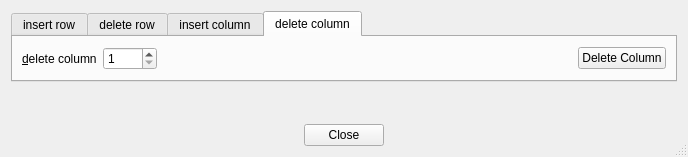
First picture: the form in sconcho/gui/ui/insertDeleteRowColumnDialog.ui, repository haskelladdict/sconcho, before the edit.
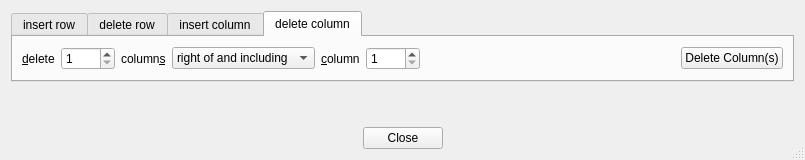
Second picture: the form after the edit. The open tabs and pages were chosen to show the change.

Commit message:
Added undo/redo of column deletion.
Also many cleanup changes and bugfixes.

```diff
--- a/sconcho/gui/ui/insertDeleteRowColumnDialog.ui
+++ b/sconcho/gui/ui/insertDeleteRowColumnDialog.ui
@@ -6,8 +6,8 @@
    <rect>
     <x>0</x>
     <y>0</y>
-    <width>688</width>
-    <height>157</height>
+    <width>805</width>
+    <height>160</height>
    </rect>
   </property>
   <property name="windowTitle">
@@ -311,21 +311,65 @@
       <attribute name="title">
        <string>delete column</string>
       </attribute>
-      <layout class="QHBoxLayout" name="horizontalLayout_8">
+      <layout class="QVBoxLayout" name="verticalLayout_2">
        <item>
         <layout class="QHBoxLayout" name="horizontalLayout_6">
          <item>
           <widget class="QLabel" name="label_8">
            <property name="text">
-            <string>&amp;delete column</string>
+            <string>&amp;delete</string>
            </property>
            <property name="buddy">
-            <cstring>deleteColumnID</cstring>
+            <cstring>numDeleteColumns</cstring>
            </property>
           </widget>
          </item>
          <item>
-          <widget class="QSpinBox" name="deleteColumnID">
+          <widget class="QSpinBox" name="numDeleteColumns">
+           <property name="minimum">
+            <number>1</number>
+           </property>
+           <property name="maximum">
+            <number>1000</number>
+           </property>
+          </widget>
+         </item>
+         <item>
+          <widget class="QLabel" name="label_11">
+           <property name="text">
+            <string>column&amp;s</string>
+           </property>
+           <property name="buddy">
+            <cstring>insertRowMode</cstring>
+           </property>
+          </widget>
+         </item>
+         <item>
+          <widget class="QComboBox" name="deleteColumnMode">
+           <item>
+            <property name="text">
+             <string>right of and including</string>
+            </property>
+           </item>
+           <item>
+            <property name="text">
+             <string>left of</string>
+            </property>
+           </item>
+          </widget>
+         </item>
+         <item>
+          <widget class="QLabel" name="label_12">
+           <property name="text">
+            <string>&amp;column</string>
+           </property>
+           <property name="buddy">
+            <cstring>insertRowPivot</cstring>
+           </property>
+          </widget>
+         </item>
+         <item>
+          <widget class="QSpinBox" name="deleteColumnPivot">
            <property name="minimum">
             <number>1</number>
            </property>
@@ -341,7 +385,7 @@
            </property>
            <property name="sizeHint" stdset="0">
             <size>
-             <width>40</width>
+             <width>38</width>
              <height>20</height>
             </size>
            </property>
@@ -350,7 +394,7 @@
          <item>
           <widget class="QPushButton" name="deleteColumnButton">
            <property name="text">
-            <string>Delete Column</string>
+            <string>Delete Column(s)</string>
            </property>
           </widget>
          </item>
```
Left out of the diff: 2 changed lines with no effect on the pictures. The commit also changes 12 other files.
